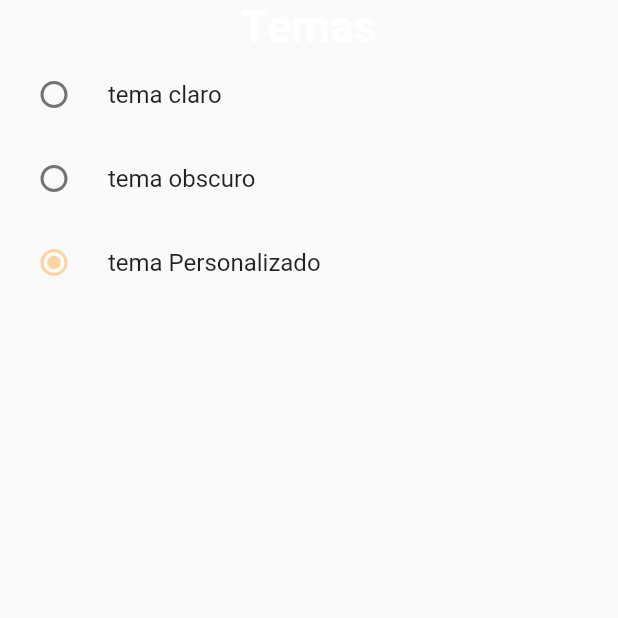
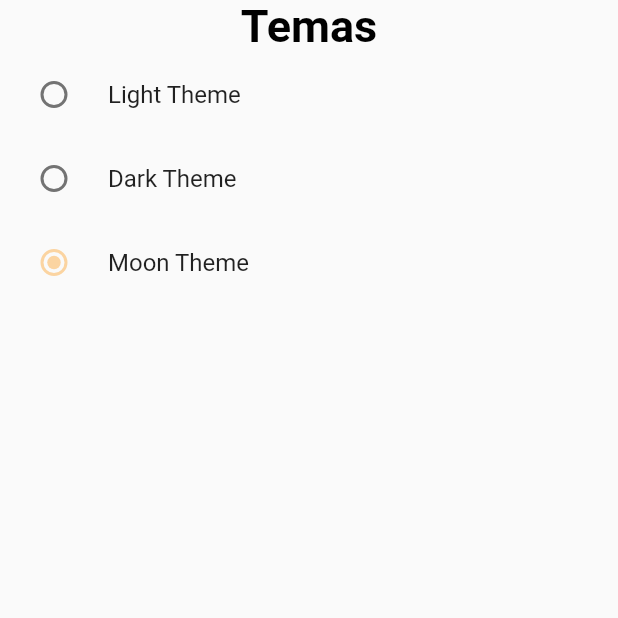
Before and after one commit to klyct/aa, a Flutter app: the ThemeSelection screen opened directly, on a phone screen of 412 x 824 dp, the top half of it. Run offline on Flutter 3.47's test engine with Material 2 defaults, Android fonts, the phone set to English and light mode, and no system bars; our stand-ins replace form_field_validator, get, image_picker, lottie, shared_preferences, smooth_page_indicator and 2 more; missing offline and left inert: image_picker_for_web; accounts and stored records are empty; project files that could hold a hidden picture were left out.

Commit message:
fx finger err

```diff
--- a/lib/provider/provider1.dart
+++ b/lib/provider/provider1.dart
@@ -17,7 +17,7 @@ class Tema extends GetxController {
             primary: Color.fromARGB(255, 255, 0, 106),
             onPrimary: Colors.white,
             background: Color.fromARGB(255, 0, 0, 0),
-            onBackground: Color.fromARGB(255, 255, 255, 255),
+            onBackground: Colors.black,
             secondary: Color.fromARGB(255, 251, 212, 161),
             onSecondary: Colors.white,
             onPrimaryContainer: Color.fromARGB(255, 243, 203, 208)
--- a/lib/theme_components/theme_selection.dart
+++ b/lib/theme_components/theme_selection.dart
@@ -44,7 +44,7 @@ class _ThemeSelection extends State<ThemeSelection> {
                       });
                       themecontroller.temaClaro();
                     },
-                    title: Text('tema claro'),
+                    title: const Text('Light Theme'),
                   ),
                   RadioListTile(
                     value: 2,
@@ -55,7 +55,8 @@ class _ThemeSelection extends State<ThemeSelection> {
                       });
                       themecontroller.temaOscuro();
                     },
-                    title: Text('tema obscuro'),
+                    title: const Text('Dark Theme'),
+
                   ),
                   RadioListTile(
                     value: 3,
@@ -66,7 +67,7 @@ class _ThemeSelection extends State<ThemeSelection> {
                       });
                       themecontroller.temaPersonalizado(context);
                     },
-                    title: Text('tema Personalizado'),
+                    title: const Text('Moon Theme'),
                   ),
                 ],
               ),
--- a/pubspec.yaml
+++ b/pubspec.yaml
@@ -40,7 +40,6 @@ dependencies:
   sqflite: ^2.2.4+1
   path_provider: ^2.0.12
   image_picker: ^0.8.5+3
-  flutter_svg: ^1.1.0
   form_field_validator: ^1.0.1
   smooth_page_indicator: ^1.0.0
   lottie: ^2.2.0
```
Also changed, not shown: pubspec.lock.
